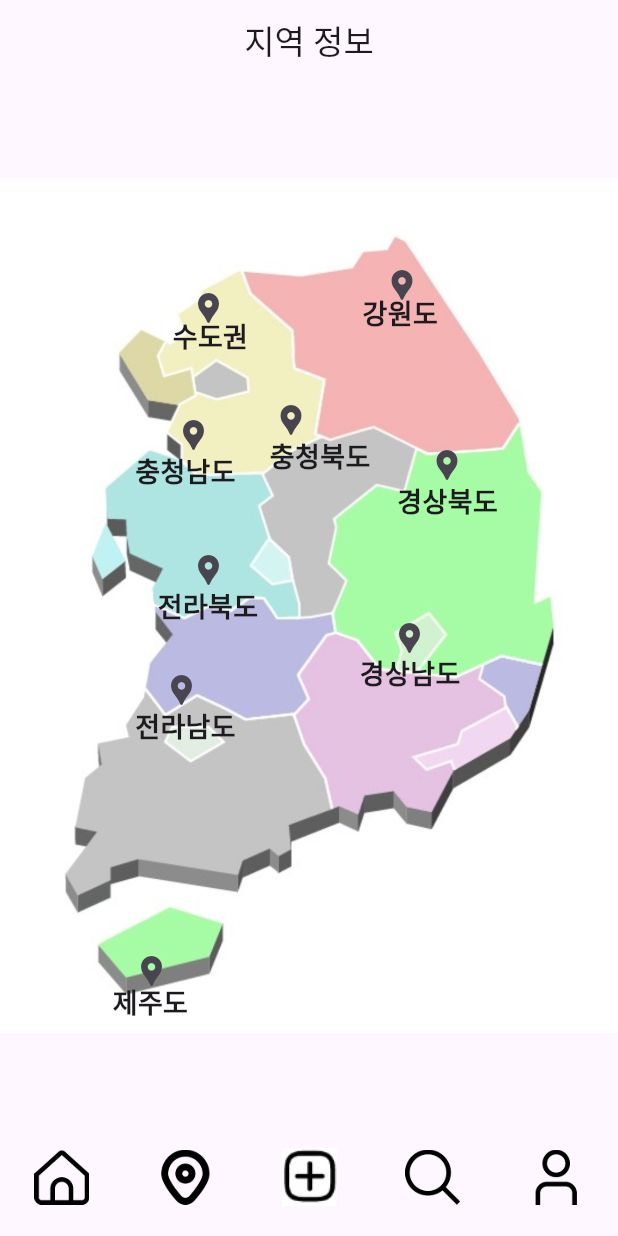
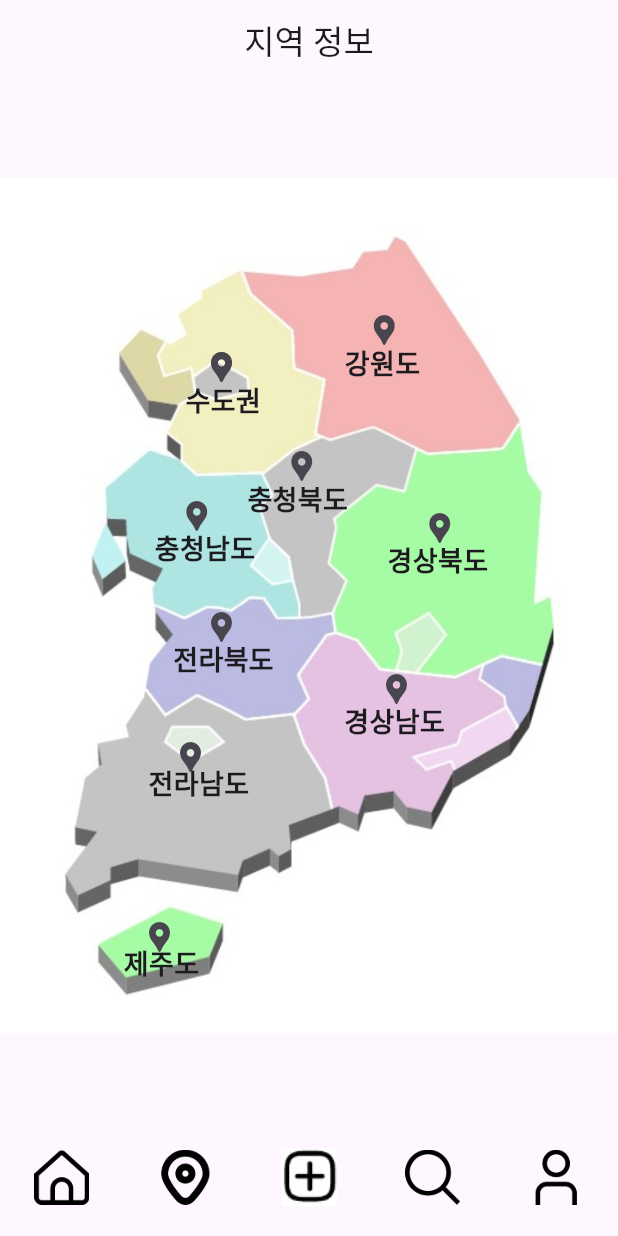
Before and after one commit to m01310g/Travel-Maker, a Flutter app: the screen it shows after launch, item 2 of the bottom bar chosen, on a phone screen of 412 x 824 dp. Run offline on Flutter 3.47's test engine with Material 3 defaults, Android fonts, the phone set to English and light mode, and no system bars; our stand-ins replace get, table_calendar, validators.

Commit message:
해상도 별 아이콘 위치 조정

```diff
--- a/lib/pages/home_page.dart
+++ b/lib/pages/home_page.dart
@@ -84,7 +84,7 @@ class _HomePageState extends State<HomePage> {
             child: Container(
               margin: EdgeInsets.symmetric(horizontal: horizontalMargin),
               decoration: BoxDecoration(
-                color: Colors.green,
+                color: Colors.lime,
                 borderRadius: BorderRadius.circular(20),
               ),
               child: TableCalendar(
--- a/lib/pages/region_info/region_info_page.dart
+++ b/lib/pages/region_info/region_info_page.dart
@@ -10,12 +10,14 @@ import 'package:travelmaker/pages/region_info/jeonbuk_info.dart';
 import 'package:travelmaker/pages/region_info/jeonnam_info.dart';
 import 'package:travelmaker/pages/region_info/metro_area.dart';
 
-class RegioninfoPage extends StatelessWidget {
-  const RegioninfoPage({super.key});
-
+class RegionInfoPage extends StatelessWidget {
+  const RegionInfoPage({super.key});
 
   @override
   Widget build(BuildContext context) {
+    // 화면 크기를 얻기 위한 MediaQuery
+    final screenSize = MediaQuery.of(context).size;
+
     return Scaffold(
       appBar: AppBar(
         centerTitle: true,
@@ -23,16 +25,19 @@ class RegioninfoPage extends StatelessWidget {
       ),
       body: Stack(
         children: <Widget>[
-          // 대한민국 지도 이미지
-          Positioned.fill(
-            child: Image.asset('assets/images/korea_map2.jpg',
-              fit: BoxFit.contain,
+          Center(
+            child: AspectRatio(
+              aspectRatio: 9 / 14.5, // 여기서 원하는 비율로 조정하세요.
+              child: Image.asset(
+                'assets/images/korea_map2.jpg',
+                fit: BoxFit.fitWidth, // 화면에 맞게 이미지를 채웁니다.
+              ),
             ),
           ),
-          // 수도권
+          // 아이콘과 텍스트 배치는 이전 예제와 동일하게 유지합니다.
           Positioned(
-            left: 115, // 실제 위치에 맞게 조정
-            top: 125, // 실제 위치에 맞게 조정
+            left: screenSize.width * 0.3,
+            top: screenSize.height * 0.2,
             child: IconButton(
               icon: const Icon(Icons.location_pin),
               onPressed: () {
@@ -40,19 +45,29 @@ class RegioninfoPage extends StatelessWidget {
               },
             ),
           ),
-          // 수도권 이름
-            const Positioned(
-              left: 115, // 실제 위치에 맞게 조정
-              top: 155, // 실제 위치에 맞게 조정
-              child: Text(
-                '수도권',
-                style: TextStyle(fontSize: 18, fontWeight: FontWeight.bold),
-              ),
+          // 수도권 위치 동적 조정
+          Positioned(
+            left: screenSize.width * 0.3, // 화면 너비의 30% 위치
+            top: screenSize.height * 0.2, // 화면 높이의 20% 위치
+            child: IconButton(
+              icon: const Icon(Icons.location_pin),
+              onPressed: () {
+                Get.to(const MetroArea());
+              },
             ),
-          // 강원도
+          ),
           Positioned(
-            right: 120, // 실제 위치에 맞게 조정
-            top: 110, // 실제 위치에 맞게 조정
+            left: screenSize.width * 0.3, // 화면 너비의 30% 위치
+            top: screenSize.height * 0.24, // 화면 높이의 25% 위치
+            child: const Text(
+              '수도권',
+              style: TextStyle(fontSize: 18, fontWeight: FontWeight.bold),
+            ),
+          ),
+          // 강원도 위치 동적 조정
+          Positioned(
+            right: screenSize.width * 0.32, // 화면 너비에 비례하여 조정
+            top: screenSize.height * 0.17, // 화면 높이에 비례하여 조정
             child: IconButton(
               icon: const Icon(Icons.location_pin),
               onPressed: () {
@@ -60,19 +75,18 @@ class RegioninfoPage extends StatelessWidget {
               },
             ),
           ),
-          // 강원도 이름
-          const Positioned(
-            right: 120, // 실제 위치에 맞게 조정
-            top: 140, // 실제 위치에 맞게 조정
-            child: Text(
+          Positioned(
+            right: screenSize.width * 0.32, // 동일한 비율로 이름 위치 조정
+            top: screenSize.height * 0.21, // 위치 살짝 조정
+            child: const Text(
               '강원도',
               style: TextStyle(fontSize: 18, fontWeight: FontWeight.bold),
             ),
           ),
-          // 충청북도
+          // 충청북도 위치 동적 조정
           Positioned(
-            left: 170, // 실제 위치에 맞게 조정
-            top: 200, // 실제 위치에 맞게 조정
+            left: screenSize.width * 0.43, // 화면 너비에 비례하여 조정
+            top: screenSize.height * 0.28, // 화면 높이에 비례하여 조정
             child: IconButton(
               icon: const Icon(Icons.location_pin),
               onPressed: () {
@@ -80,19 +94,18 @@ class RegioninfoPage extends StatelessWidget {
               },
             ),
           ),
-          // 충청북도 이름
-          const Positioned(
-            right: 165, // 실제 위치에 맞게 조정
-            top: 235, // 실제 위치에 맞게 조정
-            child: Text(
+          Positioned(
+            left: screenSize.width * 0.4, // 동일한 비율로 이름 위치 조정
+            top: screenSize.height * 0.32, // 위치 살짝 조정
+            child: const Text(
               '충청북도',
               style: TextStyle(fontSize: 18, fontWeight: FontWeight.bold),
             ),
           ),
-          // 충청남도
+          // 충청남도 위치 동적 조정
           Positioned(
-            left: 105, // 실제 위치에 맞게 조정
-            top: 210, // 실제 위치에 맞게 조정
+            left: screenSize.width * 0.26, // 화면 너비에 비례하여 조정
+            top: screenSize.height * 0.32, // 화면 높이에 비례하여 조정
             child: IconButton(
               icon: const Icon(Icons.location_pin),
               onPressed: () {
@@ -100,19 +113,18 @@ class RegioninfoPage extends StatelessWidget {
               },
             ),
           ),
-          // 충청남도 이름
-          const Positioned(
-            left: 90, // 실제 위치에 맞게 조정
-            top: 245, // 실제 위치에 맞게 조정
-            child: Text(
+          Positioned(
+            left: screenSize.width * 0.25, // 동일한 비율로 이름 위치 조정
+            top: screenSize.height * 0.36, // 위치 살짝 조정
+            child: const Text(
               '충청남도',
               style: TextStyle(fontSize: 18, fontWeight: FontWeight.bold),
             ),
           ),
-          // 전라북도
+          // 전라북도 위치 동적 조정
           Positioned(
-            left: 115, // 실제 위치에 맞게 조정
-            top: 300, // 실제 위치에 맞게 조정
+            left: MediaQuery.of(context).size.width * 0.30, // 화면 너비에 비례하여 조정
+            top: MediaQuery.of(context).size.height * 0.41, // 화면 높이에 비례하여 조정
             child: IconButton(
               icon: const Icon(Icons.location_pin),
               onPressed: () {
@@ -120,19 +132,19 @@ class RegioninfoPage extends StatelessWidget {
               },
             ),
           ),
-          // 전라북도 이름
-          const Positioned(
-            left: 105, // 실제 위치에 맞게 조정
-            top: 335, // 실제 위치에 맞게 조정
-            child: Text(
+          Positioned(
+            left: MediaQuery.of(context).size.width * 0.28, // 동일한 비율로 이름 위치 조정
+            top: MediaQuery.of(context).size.height * 0.45, // 위치 살짝 조정
+            child: const Text(
               '전라북도',
               style: TextStyle(fontSize: 18, fontWeight: FontWeight.bold),
             ),
           ),
-          // 전라남도
+
+          // 전라남도 위치 동적 조정
           Positioned(
-            left: 97, // 실제 위치에 맞게 조정
-            top: 380, // 실제 위치에 맞게 조정
+            left: MediaQuery.of(context).size.width * 0.25, // 화면 너비에 비례하여 조정
+            top: MediaQuery.of(context).size.height * 0.515, // 화면 높이에 비례하여 조정
             child: IconButton(
               icon: const Icon(Icons.location_pin),
               onPressed: () {
@@ -140,19 +152,18 @@ class RegioninfoPage extends StatelessWidget {
               },
             ),
           ),
-          // 전라남도 이름
-          const Positioned(
-            left: 90, // 실제 위치에 맞게 조정
-            top: 415, // 실제 위치에 맞게 조정
-            child: Text(
+          Positioned(
+            left: MediaQuery.of(context).size.width * 0.24, // 동일한 비율로 이름 위치 조정
+            top: MediaQuery.of(context).size.height * 0.55, // 위치 살짝 조정
+            child: const Text(
               '전라남도',
               style: TextStyle(fontSize: 18, fontWeight: FontWeight.bold),
             ),
           ),
-          // 경상북도
+          // 경상북도 위치 동적 조정
           Positioned(
-            right: 90, // 실제 위치에 맞게 조정
-            top: 230, // 실제 위치에 맞게 조정
+            right: MediaQuery.of(context).size.width * 0.23, // 화면 너비에 비례하여 조정
+            top: MediaQuery.of(context).size.height * 0.33, // 화면 높이에 비례하여 조정
             child: IconButton(
               icon: const Icon(Icons.location_pin),
               onPressed: () {
@@ -160,19 +171,18 @@ class RegioninfoPage extends StatelessWidget {
               },
             ),
           ),
-          // 경상북도 이름
-          const Positioned(
-            right: 80, // 실제 위치에 맞게 조정
-            top: 265, // 실제 위치에 맞게 조정
-            child: Text(
+          Positioned(
+            right: MediaQuery.of(context).size.width * 0.21, // 동일한 비율로 이름 위치 조정
+            top: MediaQuery.of(context).size.height * 0.37, // 위치 살짝 조정
+            child: const Text(
               '경상북도',
               style: TextStyle(fontSize: 18, fontWeight: FontWeight.bold),
             ),
           ),
-          // 경상남도
+          // 경상남도 위치 동적 조정
           Positioned(
-            right: 115, // 실제 위치에 맞게 조정
-            top: 345, // 실제 위치에 맞게 조정
+            right: MediaQuery.of(context).size.width * 0.3, // 화면 너비에 비례하여 조정
+            top: MediaQuery.of(context).size.height * 0.46, // 화면 높이에 비례하여 조정
             child: IconButton(
               icon: const Icon(Icons.location_pin),
               onPressed: () {
@@ -180,19 +190,18 @@ class RegioninfoPage extends StatelessWidget {
               },
             ),
           ),
-          // 경상남도 이름
-          const Positioned(
-            right: 105, // 실제 위치에 맞게 조정
-            top: 380, // 실제 위치에 맞게 조정
-            child: Text(
+          Positioned(
+            right: MediaQuery.of(context).size.width * 0.28, // 동일한 비율로 이름 위치 조정
+            top: MediaQuery.of(context).size.height * 0.50, // 위치 살짝 조정
+            child: const Text(
               '경상남도',
               style: TextStyle(fontSize: 18, fontWeight: FontWeight.bold),
             ),
           ),
-          // 제주도
+          // 제주도 아이콘 위치 동적 조정
           Positioned(
-            left: 77, // 실제 위치에 맞게 조정
-            bottom: 80, // 실제 위치에 맞게 조정
+            left: MediaQuery.of(context).size.width * 0.2, // 화면 너비에 비례하여 조정
+            bottom: MediaQuery.of(context).size.height * 0.125, // 화면 높이의 바닥에서부터의 비율로 조정
             child: IconButton(
               icon: const Icon(Icons.location_pin),
               onPressed: () {
@@ -200,11 +209,11 @@ class RegioninfoPage extends StatelessWidget {
               },
             ),
           ),
-          // 제주도 이름
-          const Positioned(
-            left: 75, // 실제 위치에 맞게 조정
-            bottom: 70, // 실제 위치에 맞게 조정
-            child: Text(
+          // 제주도 이름 위치 동적 조정
+          Positioned(
+            left: MediaQuery.of(context).size.width * 0.2, // 화면 너비에 비례하여 조정
+            bottom: MediaQuery.of(context).size.height * 0.117, // 아이콘보다 조금 더 위에 위치
+            child: const Text(
               '제주도',
               style: TextStyle(fontSize: 18, fontWeight: FontWeight.bold),
             ),
--- a/lib/src/app.dart
+++ b/lib/src/app.dart
@@ -22,7 +22,7 @@ class App extends GetView<BottomNavController> {
                 index: controller.pageIndex.value,
                 children: const [
                   HomePage(),
-                  RegioninfoPage(),
+                  RegionInfoPage(),
                   PlanPage(),
                   CommunityPage(),
                   MyPage(),
```
